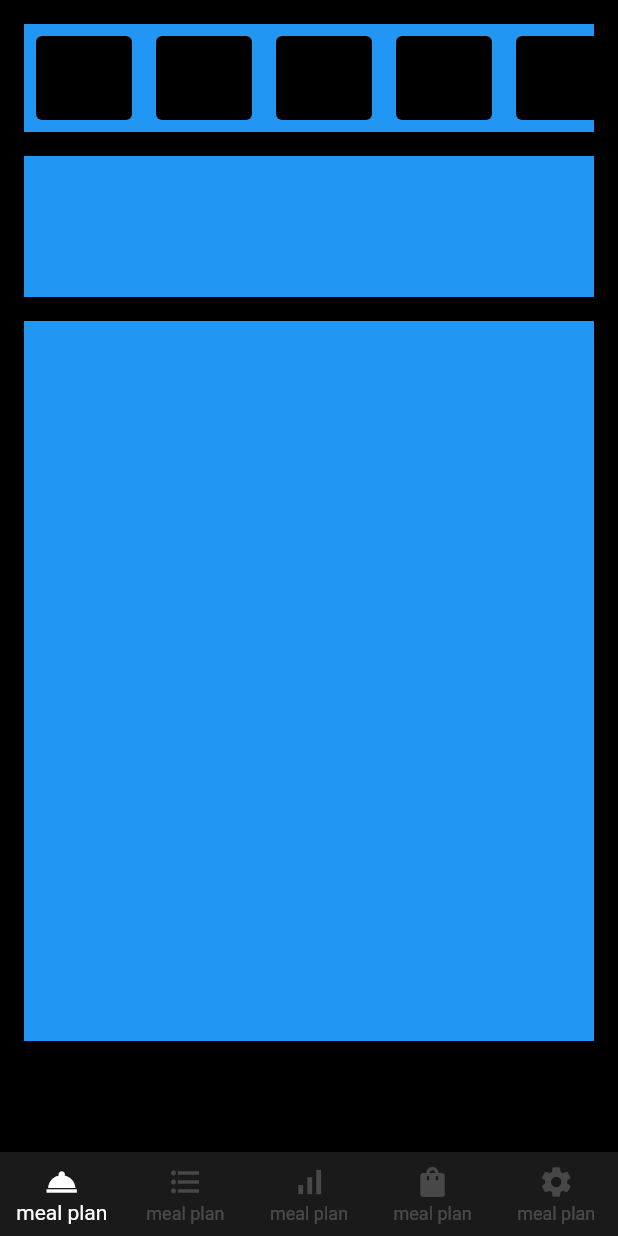
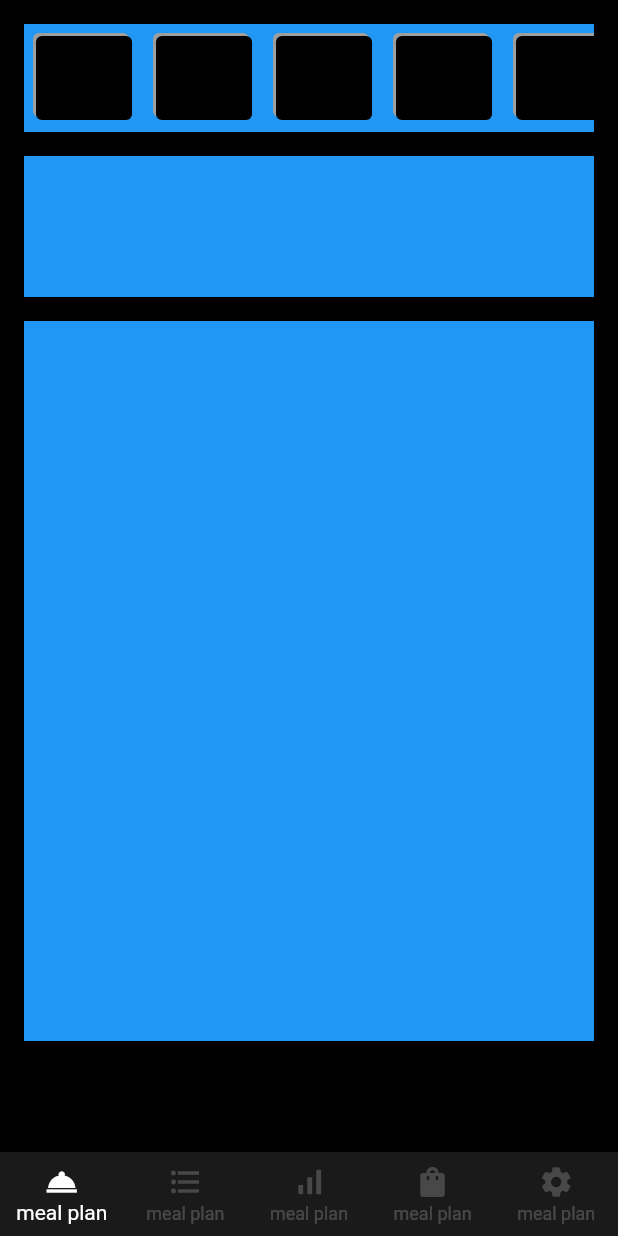
Before and after one commit to JAICHANGPARK/flutter_notebook_18th_story, a Flutter app: the screen it shows after launch, on a phone screen of 412 x 824 dp. Run offline on Flutter 3.47's test engine with Material 2 defaults, Android fonts, the phone set to English and light mode, and no system bars; our stand-ins replace cached_network_image, dotted_border, flutter_lorem, flutter_riverpod, flutter_svg, freezed_annotation and 4 more.

Commit message:
Update fitness_nutrition_main_page.dart

```diff
--- a/lib/ep1094_fitness_nutrition_app/src/ui/fitness_nutrition_main_page.dart
+++ b/lib/ep1094_fitness_nutrition_app/src/ui/fitness_nutrition_main_page.dart
@@ -34,16 +34,13 @@ class _FitnessNutritionMainPageState extends State<FitnessNutritionMainPage> {
                           child: Container(
                             height: 64,
                             width: 64,
-                            decoration: BoxDecoration(
-                              color: Colors.black,
-                              borderRadius: BorderRadius.circular(4),
-                              boxShadow: [
-                                BoxShadow(
-                                  color: Colors.grey,
-
-                                )
-                              ]
-                            ),
+                            decoration:
+                                BoxDecoration(color: Colors.black, borderRadius: BorderRadius.circular(4), boxShadow: [
+                              BoxShadow(
+                                color: Colors.grey,
+                                offset: Offset(-2, -2),
+                              )
+                            ]),
                           ),
                         );
                       },
```
